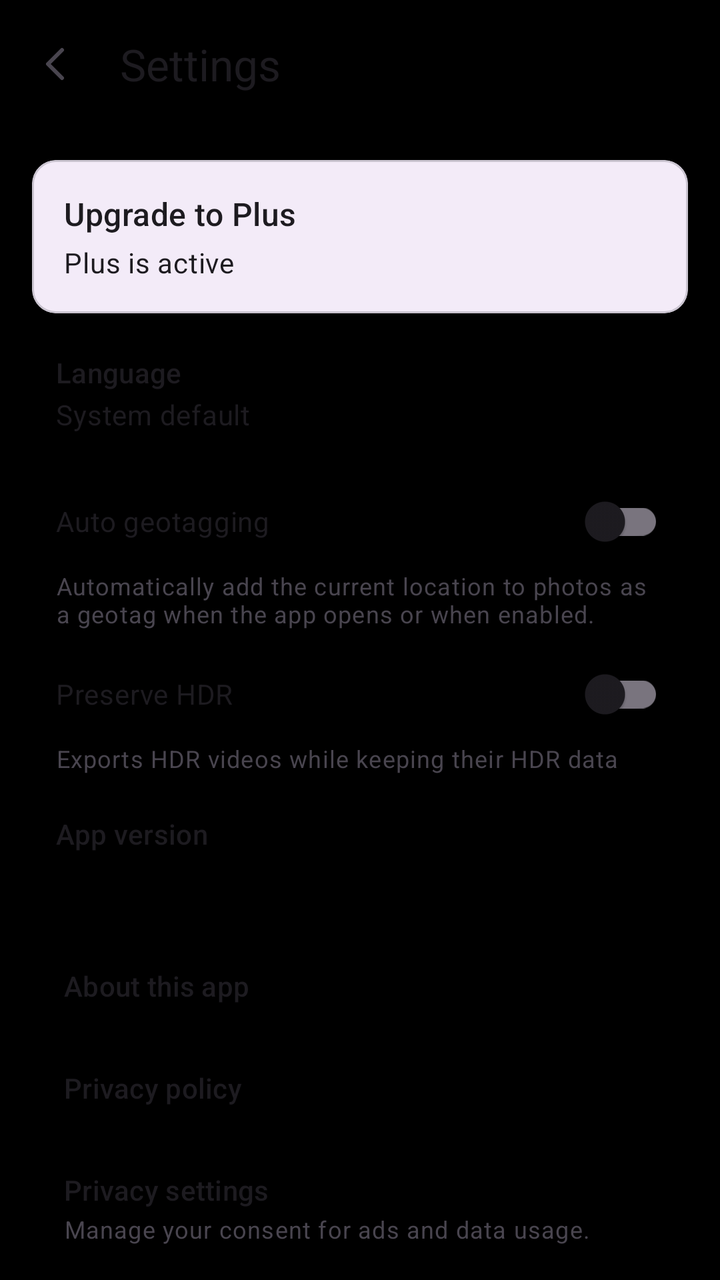
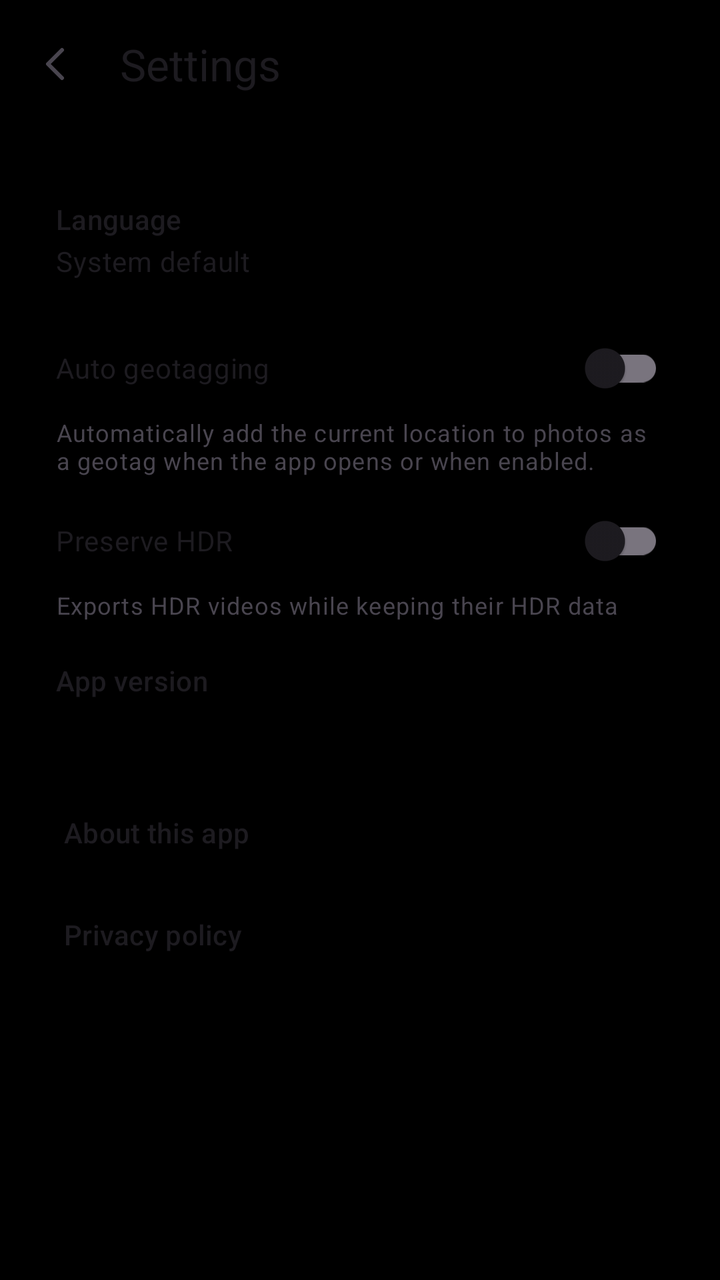

Two renders of the same Android screen: before a commit and after it. Below are the layout's source before the change and the commit's diff.
<!-- AndroidManifest.xml: application theme Theme.SukashiMap -->
<!-- res/layout/activity_settings.xml -->
<?xml version="1.0" encoding="utf-8"?>
<LinearLayout xmlns:android="http://schemas.android.com/apk/res/android"
    xmlns:app="http://schemas.android.com/apk/res-auto"
    android:layout_width="match_parent"
    android:layout_height="match_parent"
    android:orientation="vertical">

    <com.google.android.material.appbar.MaterialToolbar
        android:id="@+id/toolbarSettings"
        android:layout_width="match_parent"
        android:layout_height="?attr/actionBarSize"
        app:title="@string/settings_title"
        app:navigationIcon="@drawable/ic_back" />

    <ScrollView
        android:layout_width="match_parent"
        android:layout_height="0dp"
        android:layout_weight="1"
        android:clipToPadding="false"
        android:padding="16dp">

        <LinearLayout
            android:layout_width="match_parent"
            android:layout_height="wrap_content"
            android:orientation="vertical">

            <com.google.android.material.card.MaterialCardView
                android:id="@+id/bannerPlus"
                android:layout_width="match_parent"
                android:layout_height="wrap_content"
                android:clickable="true"
                android:focusable="true"
                android:checkable="false"
                app:cardElevation="2dp">

                <LinearLayout
                    android:layout_width="match_parent"
                    android:layout_height="wrap_content"
                    android:orientation="vertical"
                    android:padding="16dp">

                    <TextView
                        android:id="@+id/tvPlusBannerTitle"
                        android:layout_width="match_parent"
                        android:layout_height="wrap_content"
                        android:text="@string/settings_plus_upgrade_title"
                        android:textAppearance="?attr/textAppearanceTitleMedium" />

                    <TextView
                        android:id="@+id/tvPlusBannerStatus"
                        android:layout_width="match_parent"
                        android:layout_height="wrap_content"
                        android:layout_marginTop="4dp"
                        android:text="@string/pro_status_active"
                        android:textAppearance="?attr/textAppearanceBodyMedium" />
                </LinearLayout>
            </com.google.android.material.card.MaterialCardView>

            <LinearLayout
                android:id="@+id/rowLanguage"
                android:layout_width="match_parent"
                android:layout_height="wrap_content"
                android:layout_marginTop="8dp"
                android:background="?attr/selectableItemBackground"
                android:clickable="true"
                android:focusable="true"
                android:orientation="vertical"
                android:padding="12dp">

                <TextView
                    android:layout_width="match_parent"
                    android:layout_height="wrap_content"
                    android:text="@string/settings_language_title"
                    android:textAppearance="?attr/textAppearanceTitleSmall" />

                <TextView
                    android:id="@+id/tvLanguageValue"
                    android:layout_width="match_parent"
                    android:layout_height="wrap_content"
                    android:layout_marginTop="2dp"
                    android:text="@string/settings_language_system"
                    android:textAppearance="?attr/textAppearanceBodyMedium" />
            </LinearLayout>

            <com.google.android.material.switchmaterial.SwitchMaterial
                android:id="@+id/switchAutoGeotag"
                android:layout_width="match_parent"
                android:layout_height="wrap_content"
                android:layout_marginTop="8dp"
                android:padding="12dp"
                android:text="@string/settings_auto_location_title" />

            <TextView
                android:layout_width="match_parent"
                android:layout_height="wrap_content"
                android:paddingStart="12dp"
                android:paddingEnd="12dp"
                android:text="@string/settings_auto_location_desc"
                android:textAppearance="?attr/textAppearanceBodySmall" />

            <com.google.android.material.switchmaterial.SwitchMaterial
                android:id="@+id/switchPreserveHdr"
                android:layout_width="match_parent"
                android:layout_height="wrap_content"
                android:layout_marginTop="8dp"
                android:padding="12dp"
                android:text="@string/settings_preserve_hdr_title" />

            <TextView
                android:layout_width="match_parent"
                android:layout_height="wrap_content"
                android:paddingStart="12dp"
                android:paddingEnd="12dp"
                android:text="@string/settings_preserve_hdr_desc"
                android:textAppearance="?attr/textAppearanceBodySmall" />

            <LinearLayout
                android:layout_width="match_parent"
                android:layout_height="wrap_content"
                android:layout_marginTop="8dp"
                android:orientation="vertical"
                android:padding="12dp">

                <TextView
                    android:layout_width="match_parent"
                    android:layout_height="wrap_content"
                    android:text="@string/settings_app_version_title"
                    android:textAppearance="?attr/textAppearanceTitleSmall" />

                <TextView
                    android:id="@+id/tvVersionValue"
                    android:layout_width="match_parent"
                    android:layout_height="wrap_content"
                    android:layout_marginTop="2dp"
                    android:textAppearance="?attr/textAppearanceBodyMedium" />
            </LinearLayout>

            <TextView
                android:id="@+id/rowAbout"
                android:layout_width="match_parent"
                android:layout_height="wrap_content"
                android:layout_marginTop="8dp"
                android:background="?attr/selectableItemBackground"
                android:clickable="true"
                android:focusable="true"
                android:padding="16dp"
                android:text="@string/about_app"
                android:textAppearance="?attr/textAppearanceTitleSmall" />

            <TextView
                android:id="@+id/rowPrivacyPolicy"
                android:layout_width="match_parent"
                android:layout_height="wrap_content"
                android:background="?attr/selectableItemBackground"
                android:clickable="true"
                android:focusable="true"
                android:padding="16dp"
                android:text="@string/privacy_policy"
                android:textAppearance="?attr/textAppearanceTitleSmall" />

            <LinearLayout
                android:id="@+id/rowPrivacyOptions"
                android:layout_width="match_parent"
                android:layout_height="wrap_content"
                android:background="?attr/selectableItemBackground"
                android:clickable="true"
                android:focusable="true"
                android:orientation="vertical"
                android:padding="16dp">

                <TextView
                    android:layout_width="match_parent"
                    android:layout_height="wrap_content"
                    android:text="@string/settings_privacy_options_title"
                    android:textAppearance="?attr/textAppearanceTitleSmall" />

                <TextView
                    android:layout_width="match_parent"
                    android:layout_height="wrap_content"
                    android:layout_marginTop="2dp"
                    android:text="@string/settings_privacy_options_desc"
                    android:textAppearance="?attr/textAppearanceBodySmall" />
            </LinearLayout>
        </LinearLayout>
    </ScrollView>
</LinearLayout>
<!-- resources referenced by this layout -->
<resources>
  <!-- drawable ic_back (drawable) -->
  <vector xmlns:android="http://schemas.android.com/apk/res/android" android:width="24dp" android:height="24dp" android:viewportWidth="24" android:viewportHeight="24" android:tint="?attr/colorControlNormal"><path android:strokeColor="#FFFFFF" android:strokeWidth="2" android:strokeLineCap="round" android:strokeLineJoin="round" android:fillColor="#00000000" android:pathData="M15,5l-7,7 7,7"/></vector>
  <string name="about_app">About this app</string>
  <string name="privacy_policy">Privacy policy</string>
  <string name="pro_status_active">Plus is active</string>
  <string name="settings_app_version_title">App version</string>
  <string name="settings_auto_location_desc">Automatically add the current location to photos as a geotag when the app opens or when enabled.</string>
  <string name="settings_auto_location_title">Auto geotagging</string>
  <string name="settings_language_system">System default</string>
  <string name="settings_language_title">Language</string>
  <string name="settings_plus_upgrade_title">Upgrade to Plus</string>
  <string name="settings_preserve_hdr_desc">Exports HDR videos while keeping their HDR data</string>
  <string name="settings_preserve_hdr_title">Preserve HDR</string>
  <string name="settings_privacy_options_desc">Manage your consent for ads and data usage.</string>
  <string name="settings_privacy_options_title">Privacy settings</string>
  <string name="settings_title">Settings</string>
  <style name="Theme.SukashiMap" parent="Theme.Material3.DayNight.NoActionBar">
          <item name="android:statusBarColor">@android:color/black</item>
          <item name="android:navigationBarColor">@android:color/black</item>
          <item name="android:windowBackground">@android:color/black</item>
      </style>
</resources>

<!-- the commit's change to res/layout/activity_settings.xml (unified diff, before → after) -->
@@ -23,38 +23,6 @@
             android:layout_width="match_parent"
             android:layout_height="wrap_content"
             android:orientation="vertical">
-
-            <com.google.android.material.card.MaterialCardView
-                android:id="@+id/bannerPlus"
-                android:layout_width="match_parent"
-                android:layout_height="wrap_content"
-                android:clickable="true"
-                android:focusable="true"
-                android:checkable="false"
-                app:cardElevation="2dp">
-
-                <LinearLayout
-                    android:layout_width="match_parent"
-                    android:layout_height="wrap_content"
-                    android:orientation="vertical"
-                    android:padding="16dp">
-
-                    <TextView
-                        android:id="@+id/tvPlusBannerTitle"
-                        android:layout_width="match_parent"
-                        android:layout_height="wrap_content"
-                        android:text="@string/settings_plus_upgrade_title"
-                        android:textAppearance="?attr/textAppearanceTitleMedium" />
-
-                    <TextView
-                        android:id="@+id/tvPlusBannerStatus"
-                        android:layout_width="match_parent"
-                        android:layout_height="wrap_content"
-                        android:layout_marginTop="4dp"
-                        android:text="@string/pro_status_active"
-                        android:textAppearance="?attr/textAppearanceBodyMedium" />
-                </LinearLayout>
-            </com.google.android.material.card.MaterialCardView>
 
             <LinearLayout
                 android:id="@+id/rowLanguage"
@@ -158,29 +126,6 @@
                 android:text="@string/privacy_policy"
                 android:textAppearance="?attr/textAppearanceTitleSmall" />
 
-            <LinearLayout
-                android:id="@+id/rowPrivacyOptions"
-                android:layout_width="match_parent"
-                android:layout_height="wrap_content"
-                android:background="?attr/selectableItemBackground"
-                android:clickable="true"
-                android:focusable="true"
-                android:orientation="vertical"
-                android:padding="16dp">
-
-                <TextView
-                    android:layout_width="match_parent"
-                    android:layout_height="wrap_content"
-                    android:text="@string/settings_privacy_options_title"
-                    android:textAppearance="?attr/textAppearanceTitleSmall" />
-
-                <TextView
-                    android:layout_width="match_parent"
-                    android:layout_height="wrap_content"
-                    android:layout_marginTop="2dp"
-                    android:text="@string/settings_privacy_options_desc"
-                    android:textAppearance="?attr/textAppearanceBodySmall" />
-            </LinearLayout>
         </LinearLayout>
     </ScrollView>
 </LinearLayout>
<!-- resource entries referenced after the edit -->
@@ -4,17 +4,13 @@
   <vector xmlns:android="http://schemas.android.com/apk/res/android" android:width="24dp" android:height="24dp" android:viewportWidth="24" android:viewportHeight="24" android:tint="?attr/colorControlNormal"><path android:strokeColor="#FFFFFF" android:strokeWidth="2" android:strokeLineCap="round" android:strokeLineJoin="round" android:fillColor="#00000000" android:pathData="M15,5l-7,7 7,7"/></vector>
   <string name="about_app">About this app</string>
   <string name="privacy_policy">Privacy policy</string>
-  <string name="pro_status_active">Plus is active</string>
   <string name="settings_app_version_title">App version</string>
   <string name="settings_auto_location_desc">Automatically add the current location to photos as a geotag when the app opens or when enabled.</string>
   <string name="settings_auto_location_title">Auto geotagging</string>
   <string name="settings_language_system">System default</string>
   <string name="settings_language_title">Language</string>
-  <string name="settings_plus_upgrade_title">Upgrade to Plus</string>
   <string name="settings_preserve_hdr_desc">Exports HDR videos while keeping their HDR data</string>
   <string name="settings_preserve_hdr_title">Preserve HDR</string>
-  <string name="settings_privacy_options_desc">Manage your consent for ads and data usage.</string>
-  <string name="settings_privacy_options_title">Privacy settings</string>
   <string name="settings_title">Settings</string>
   <style name="Theme.SukashiMap" parent="Theme.Material3.DayNight.NoActionBar">
           <item name="android:statusBarColor">@android:color/black</item>
